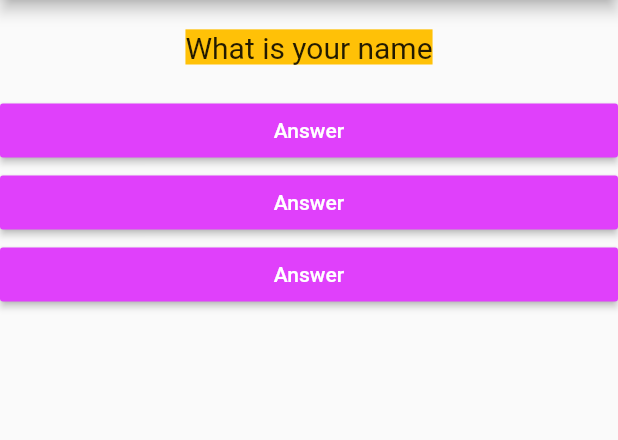
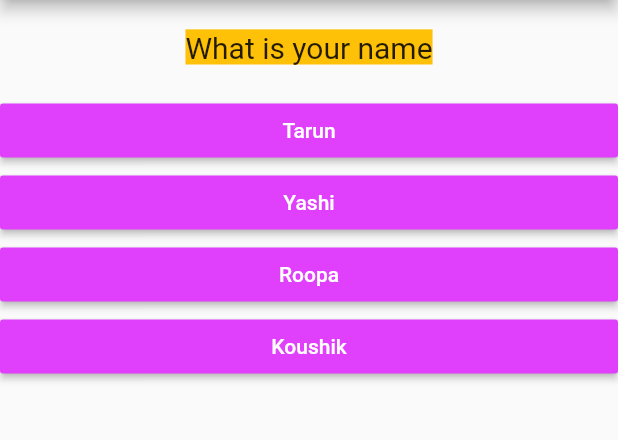
Before and after one commit to tarunsunny3/Flutter-Quiz-App, a Flutter app: the screen it shows after launch, on a phone screen of 412 x 824 dp, the part 84-524 px from its top. Run offline on Flutter 3.47's test engine with Material 2 defaults, Android fonts, the phone set to English and light mode, and no system bars.

```diff
--- a/lib/answer.dart
+++ b/lib/answer.dart
@@ -2,7 +2,8 @@ import 'package:flutter/material.dart';
 
 class Answer extends StatelessWidget {
   final Function answerClickHandler;
-  Answer(this.answerClickHandler);
+  final String optionText;
+  Answer(this.answerClickHandler, this.optionText);
   @override
   Widget build(BuildContext context) {
     return Container(
@@ -10,7 +11,7 @@ class Answer extends StatelessWidget {
         child: RaisedButton(
           textColor: Colors.white,
           color: Colors.purpleAccent,
-          child: Text("Answer"),
+          child: Text(optionText),
           onPressed: answerClickHandler,
         ));
   }
--- a/lib/main.dart
+++ b/lib/main.dart
@@ -60,9 +60,9 @@ class _MyAppState extends State<MyApp> {
         body: Column(
           children: [
             Question(questions[_curr]["question"]),
-            Answer(_checkAnswer),
-            Answer(_checkAnswer),
-            Answer(_checkAnswer),
+            ...(questions[_curr]['options'] as List<String>).map((option) {
+              return Answer(_checkAnswer, option);
+            }).toList()
           ],
         ),
       ),
```
Also changed, not shown: 1 other file.
